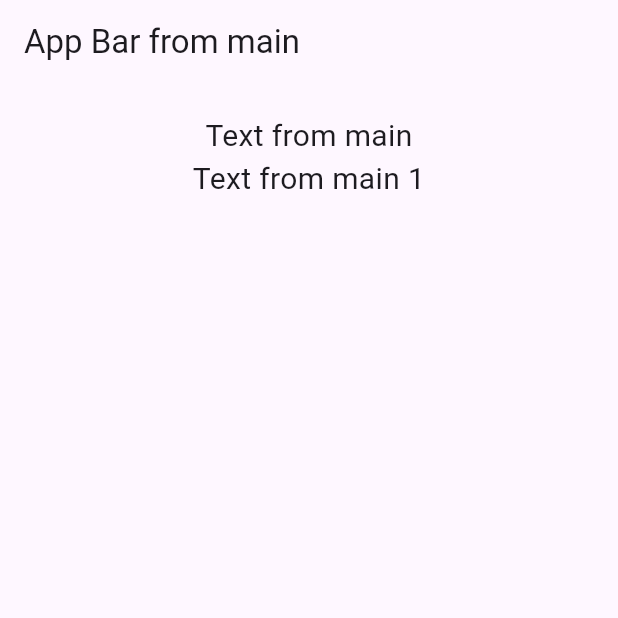
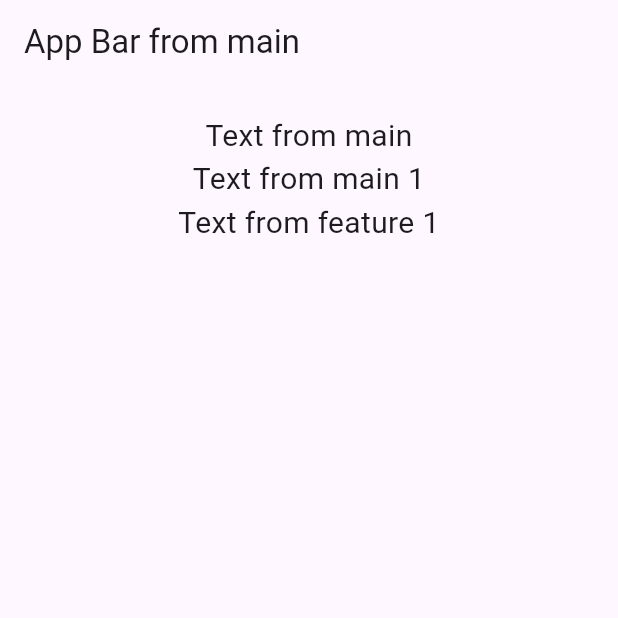
Before and after one commit to datminh797/git_example, a Flutter app: the screen it shows after launch, on a phone screen of 412 x 824 dp, the top half of it. Run offline on Flutter 3.47's test engine with Material 3 defaults, Android fonts, the phone set to English and light mode, and no system bars.

Commit message:
add text from feature 1

```diff
--- a/lib/my_home_page_screen.dart
+++ b/lib/my_home_page_screen.dart
@@ -36,6 +36,14 @@ class _MyHomePageState extends State<MyHomePage> {
                 textAlign: TextAlign.center,
               ),
             ),
+            SizedBox(
+              width: double.infinity,
+              child: Text(
+                'Text from feature 1',
+                style: TextStyle(fontSize: 20),
+                textAlign: TextAlign.center,
+              ),
+            ),
           ],
         ),
       ),
```
